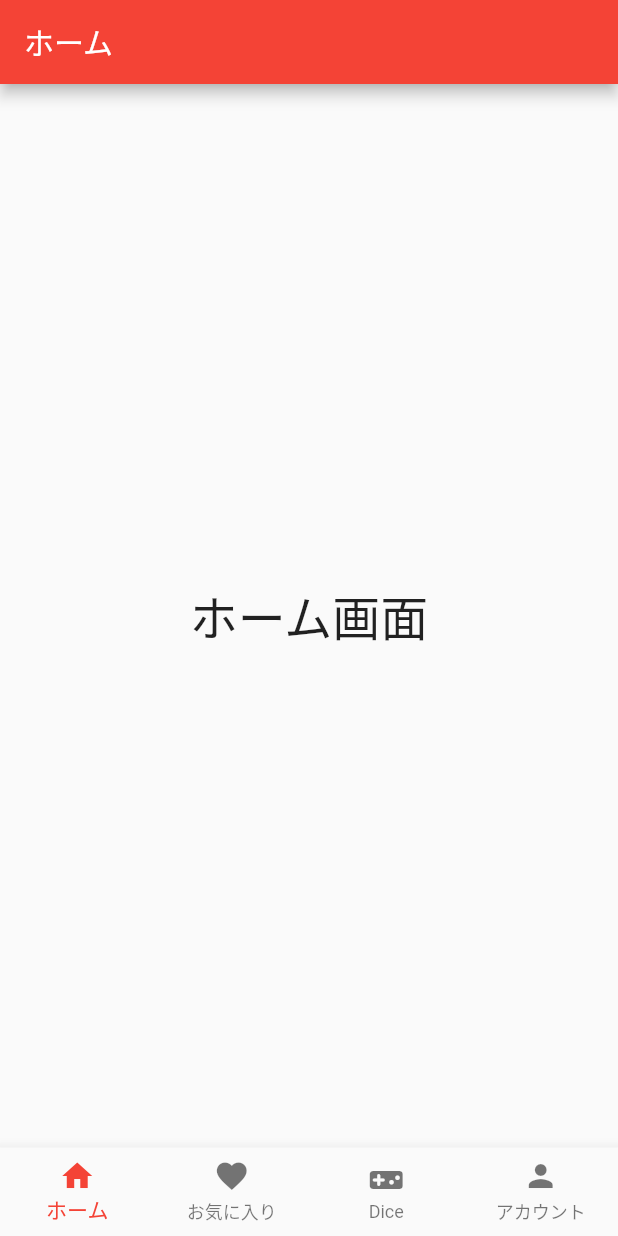
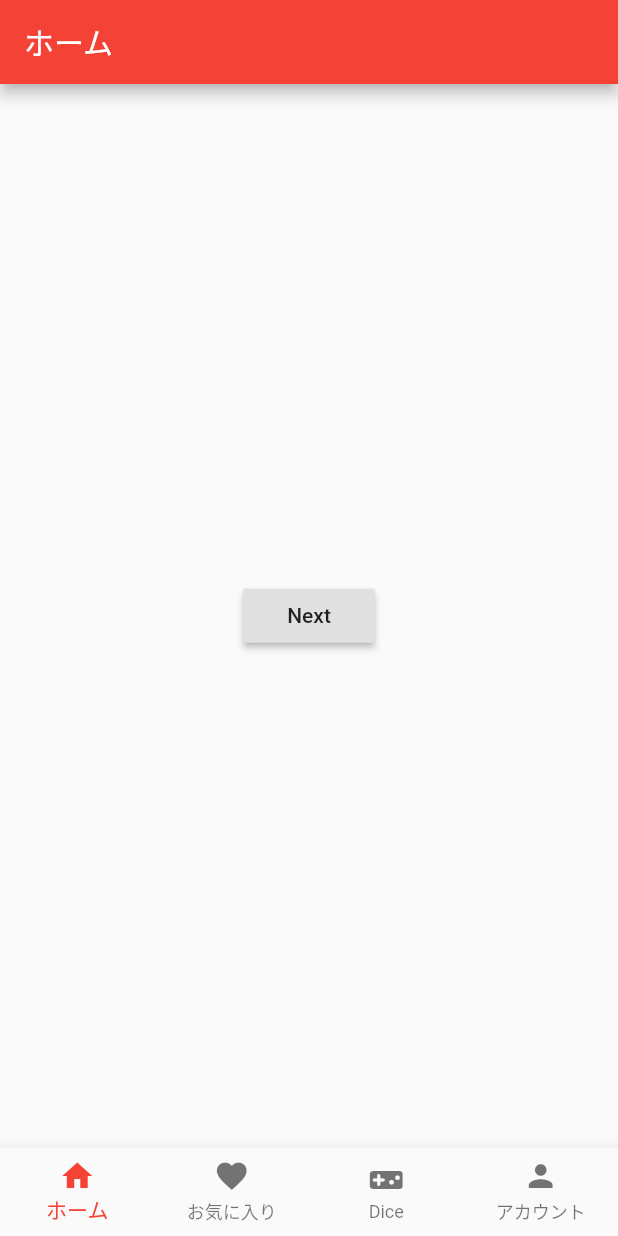
Before and after one commit to Taku0813/homework, a Flutter app: the screen it shows after launch, on a phone screen of 412 x 824 dp. Run offline on Flutter 3.47's test engine with Material 2 defaults, Android fonts, the phone set to English and light mode, and no system bars.

Commit message:
navigator.pus　home

```diff
--- a/lib/home.dart
+++ b/lib/home.dart
@@ -1,4 +1,5 @@
 import 'package:flutter/material.dart';
+import 'package:homework/home2.dart';
 
 class HomeScreen extends StatelessWidget {
   const HomeScreen({Key? key}) : super(key: key);
@@ -9,8 +10,17 @@ class HomeScreen extends StatelessWidget {
       appBar: AppBar(
         title: const Text('ホーム'),
       ),
-      body:
-      const Center(child: Text('ホーム画面', style: TextStyle(fontSize: 32.0))),
+      body: Center(
+        child: RaisedButton(
+          child: Text('Next'),
+          onPressed: () {
+            Navigator.push(
+              context,
+              MaterialPageRoute(builder: (context) => Home2()),
+            );
+          },
+        ),
+      ),
     );
   }
 }
```
Also changed, not shown: lib/home2.dart (added, +15 -0 lines), 1 other file.
